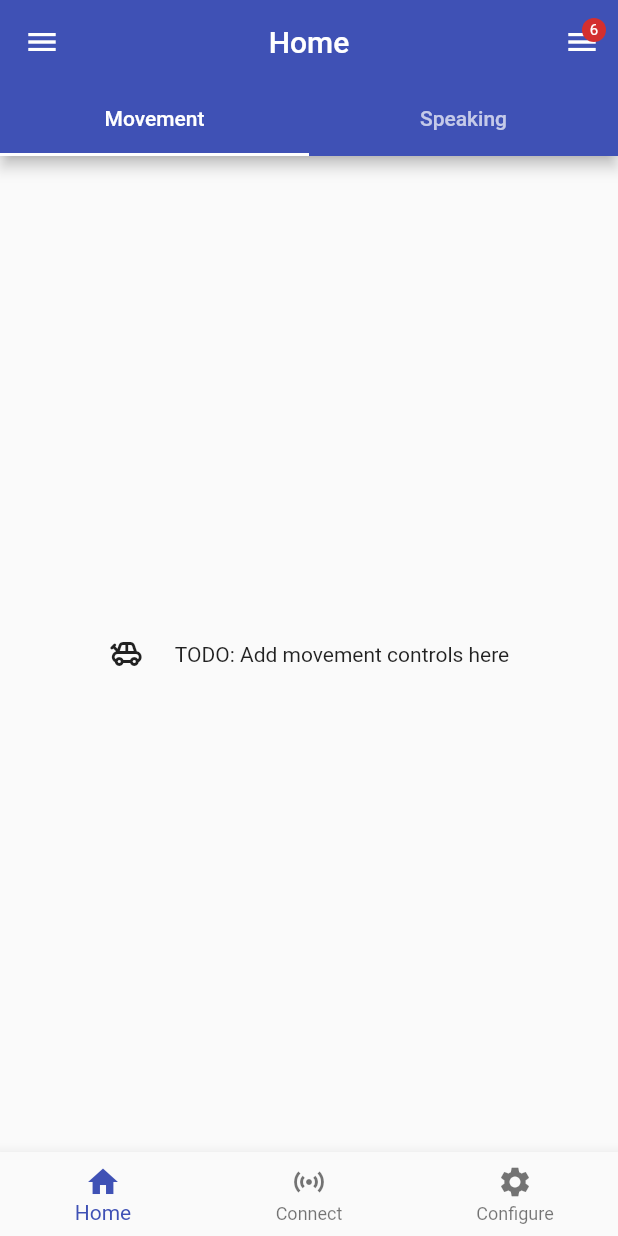
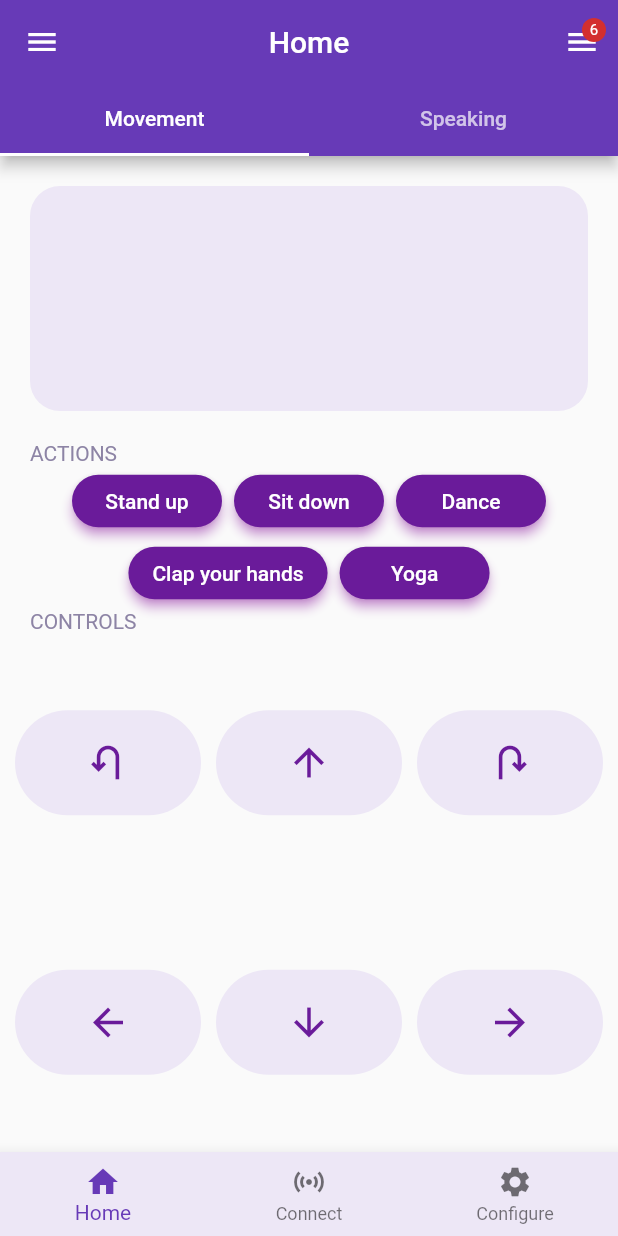
Before and after one commit to sbaer2306/NAO-APP, a Flutter app: the screen it shows after launch, on a phone screen of 412 x 824 dp. Run offline on Flutter 3.47's test engine with Material 2 defaults, Android fonts, the phone set to English and light mode, and no system bars; our stand-ins replace loading_animation_widget; missing offline and left inert: animated_check.

Commit message:
Movement_View frontend and color adaptations

```diff
--- a/lib/my_app.dart
+++ b/lib/my_app.dart
@@ -15,7 +15,8 @@ class MyAppState extends State<MyApp> {
       debugShowCheckedModeBanner: false,
       title: 'NAO-App',
       theme: ThemeData(
-        primarySwatch: Colors.indigo,
+        primarySwatch:
+            Colors.deepPurple, //shade 50 cannot be used due to wrong Type
       ),
       home: const SafeArea(
         child: MainScaffold(),
--- a/lib/pages/main_scaffold.dart
+++ b/lib/pages/main_scaffold.dart
@@ -59,6 +59,7 @@ class _MainScaffoldState extends State<MainScaffold> {
         ],
       ),
       bottomNavigationBar: BottomNavigationBar(
+        backgroundColor: Colors.deepPurple[50],
         items: const [
           BottomNavigationBarItem(icon: Icon(Icons.home), label: "Home"),
           BottomNavigationBarItem(icon: Icon(Icons.sensors), label: "Connect"),
--- a/lib/pages/movement_view.dart
+++ b/lib/pages/movement_view.dart
@@ -5,13 +5,169 @@ class MovementView extends StatelessWidget {
 
   @override
   Widget build(BuildContext context) {
-    return Center(
-        child: Row(children: const [
-      Spacer(),
-      Icon(Icons.toys_outlined),
-      SizedBox(width: 20),
-      Text("TODO: Add movement controls here"),
-      Spacer(),
-    ]));
+    return Column(children: <Widget>[
+      Container(
+        margin: const EdgeInsets.all(20.0),
+        height: 150.0,
+        padding: const EdgeInsets.all(10.0),
+        decoration: BoxDecoration(
+            borderRadius: BorderRadius.circular(20),
+            color: Colors.deepPurple[50]),
+      ),
+      SizedBox(
+          width: double.infinity,
+          child: Container(
+              padding: const EdgeInsets.only(left: 20.0),
+              child: const Text(
+                "ACTIONS",
+                textAlign: TextAlign.start,
+                style: TextStyle(color: Color.fromARGB(255, 141, 132, 165)),
+              ))),
+      /* scrollable not working??
+      SizedBox(
+        height: 200,
+        width: double.infinity,
+        child: ListView.separated(
+          scrollDirection: Axis.horizontal,
+          shrinkWrap: true,
+          padding: const EdgeInsets.all(12),
+          itemCount: buttons.length,
+          separatorBuilder: (context, index) => const SizedBox(width: 12),
+          itemBuilder: (context, index) => buttons[index],
+        ),
+      ) */
+      Wrap(
+        spacing: 8.0,
+        alignment: WrapAlignment.center,
+        children: [
+          ActionButton(text: "Stand up", function: () => {}),
+          ActionButton(text: "Sit down", function: () {}),
+          ActionButton(text: "Dance", function: () {}),
+          ActionButton(text: "Clap your hands", function: () {}),
+          ActionButton(text: "Yoga", function: () {}),
+        ],
+      ),
+      SizedBox(
+          width: double.infinity,
+          child: Container(
+              padding: const EdgeInsets.only(left: 20.0),
+              child: const Text(
+                "CONTROLS",
+                textAlign: TextAlign.start,
+                style: TextStyle(color: Color.fromARGB(255, 141, 132, 165)),
+              ))),
+      Expanded(
+          child: Row(
+        children: [
+          const SizedBox(width: 10.0),
+          Expanded(
+            child: SizedBox(
+                height: 70.0,
+                child:
+                    ControlButton(icon: Icons.u_turn_left, function: () => {})),
+          ),
+          const SizedBox(width: 10.0),
+          Expanded(
+            child: SizedBox(
+                height: 70.0,
+                child: ControlButton(
+                    icon: Icons.arrow_upward, function: () => {})),
+          ),
+          const SizedBox(width: 10.0),
+          Expanded(
+            child: SizedBox(
+                height: 70.0,
+                child: ControlButton(
+                    icon: Icons.u_turn_right, function: () => {})),
+          ),
+          const SizedBox(width: 10.0),
+        ],
+      )),
+      Expanded(
+          child: Row(children: [
+        const SizedBox(width: 10.0),
+        Expanded(
+          child: SizedBox(
+              height: 70.0,
+              child: ControlButton(icon: Icons.arrow_back, function: () => {})),
+        ),
+        const SizedBox(width: 10.0),
+        Expanded(
+          child: SizedBox(
+              height: 70.0,
+              child: ControlButton(
+                  icon: Icons.arrow_downward, function: () => {})),
+        ),
+        const SizedBox(width: 10.0),
+        Expanded(
+          child: SizedBox(
+              height: 70.0,
+              child:
+                  ControlButton(icon: Icons.arrow_forward, function: () => {})),
+        ),
+        const SizedBox(width: 10.0),
+      ]))
+    ]);
   }
 }
+
+//for scrollview, if it would work...
+List<ActionButton> buttons = [
+  ActionButton(text: "Stand up", function: () => {}),
+  ActionButton(text: "Sit down", function: () {}),
+  ActionButton(text: "Dance", function: () {}),
+  ActionButton(text: "Clap your hands", function: () {}),
+  ActionButton(text: "Yoga", function: () {}),
+];
+
+class ActionButton extends StatelessWidget {
+  final String text;
+  final Function()? function;
+
+  const ActionButton({super.key, required this.text, required this.function});
+
+  @override
+  Widget build(BuildContext context) {
+    return ElevatedButton(
+      onPressed: function,
+      style: ElevatedButton.styleFrom(
+          backgroundColor: Colors.purple[800],
+          foregroundColor: Colors.white,
+          shadowColor: Colors.purpleAccent,
+          elevation: 3,
+          shape:
+              RoundedRectangleBorder(borderRadius: BorderRadius.circular(20.0)),
+          minimumSize: const Size(100, 35)),
+      child: Text(text),
+    );
+  }
+}
+
+class ControlButton extends StatelessWidget {
+  final IconData icon;
+  final Function()? function;
+
+  const ControlButton({super.key, required this.icon, required this.function});
+
+  @override
+  Widget build(BuildContext context) {
+    return Ink(
+        decoration: ShapeDecoration(
+          color: Colors.deepPurple[50],
+          shape: const StadiumBorder(),
+        ),
+        child: IconButton(
+            iconSize: 30.0,
+            onPressed: function,
+            style: IconButton.styleFrom(
+                backgroundColor: Colors.deepPurple[50],
+                shadowColor: Colors.purpleAccent[50],
+                shape: RoundedRectangleBorder(
+                    borderRadius: BorderRadius.circular(10.0)),
+                minimumSize: const Size(10, 78)),
+            icon: Icon(
+              icon,
+              color: Colors.purple[800],
+            )));
+  }
+}
```
